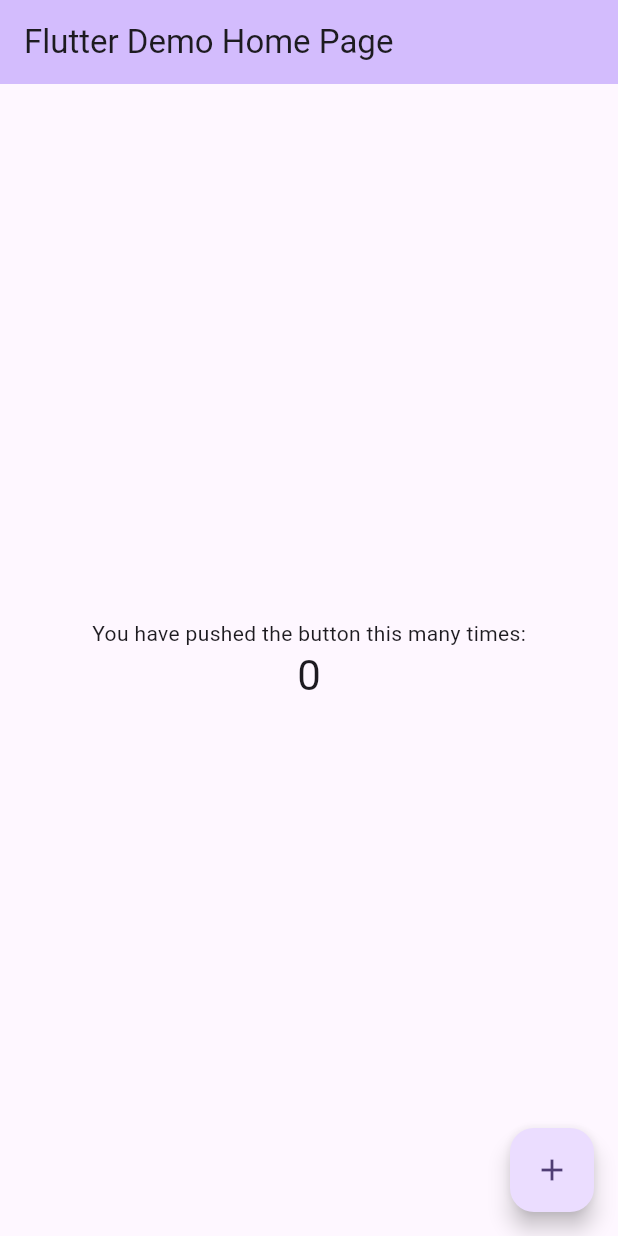
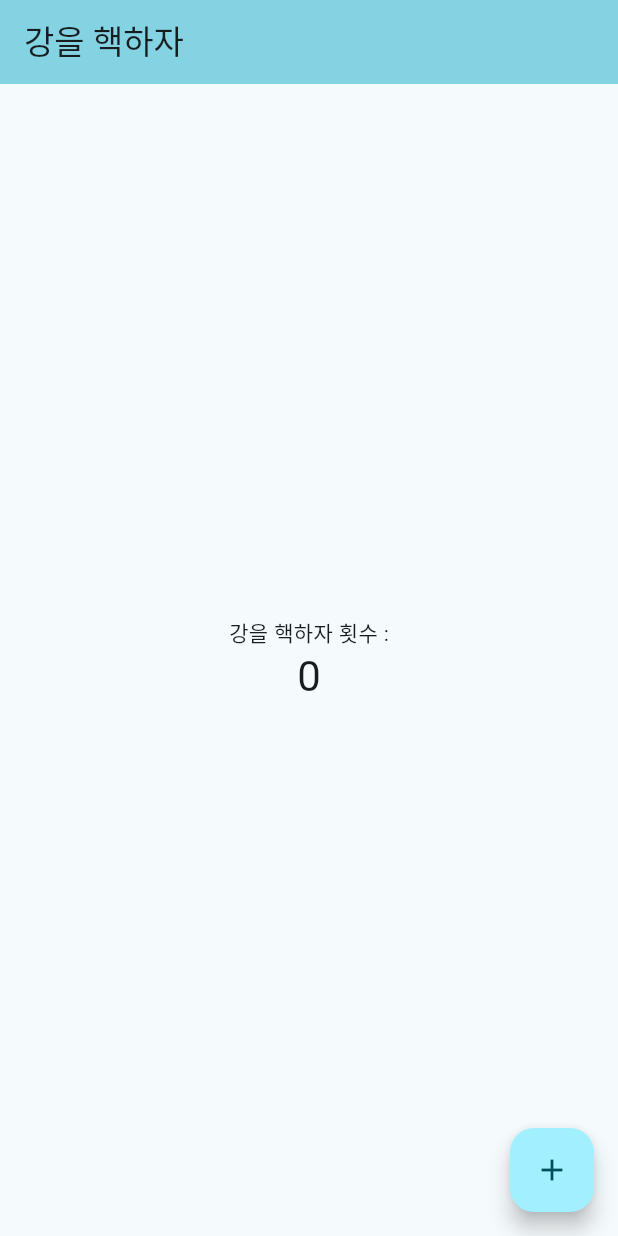
Before and after one commit to hvboq/hack_river, a Flutter app: the screen it shows after launch, on a phone screen of 412 x 824 dp. Run offline on Flutter 3.47's test engine with Material 3 defaults, Android fonts, the phone set to English and light mode, and no system bars.

Commit message:
chore: 가독성 향상

```diff
--- a/lib/main.dart
+++ b/lib/main.dart
@@ -11,42 +11,18 @@
   @override
   Widget build(BuildContext context) {
     return MaterialApp(
-      title: 'Flutter Demo',
+      title: '강을 핵하자',
       theme: ThemeData(
-        // This is the theme of your application.
-        //
-        // TRY THIS: Try running your application with "flutter run". You'll see
-        // the application has a purple toolbar. Then, without quitting the app,
-        // try changing the seedColor in the colorScheme below to Colors.green
-        // and then invoke "hot reload" (save your changes or press the "hot
-        // reload" button in a Flutter-supported IDE, or press "r" if you used
-        // the command line to start the app).
-        //
-        // Notice that the counter didn't reset back to zero; the application
-        // state is not lost during the reload. To reset the state, use hot
-        // restart instead.
-        //
-        // This works for code too, not just values: Most code changes can be
-        // tested with just a hot reload.
-        colorScheme: ColorScheme.fromSeed(seedColor: Colors.deepPurple),
+        colorScheme: ColorScheme.fromSeed(seedColor: Colors.cyan),
         useMaterial3: true,
       ),
-      home: const MyHomePage(title: 'Flutter Demo Home Page'),
+      home: const MyHomePage(title: '강을 핵하자'),
     );
   }
 }
 
 class MyHomePage extends StatefulWidget {
   const MyHomePage({super.key, required this.title});
-
-  // This widget is the home page of your application. It is stateful, meaning
-  // that it has a State object (defined below) that contains fields that affect
-  // how it looks.
-
-  // This class is the configuration for the state. It holds the values (in this
-  // case the title) provided by the parent (in this case the App widget) and
-  // used by the build method of the State. Fields in a Widget subclass are
-  // always marked "final".
 
   final String title;
 
@@ -59,54 +35,24 @@
 
   void _incrementCounter() {
     setState(() {
-      // This call to setState tells the Flutter framework that something has
-      // changed in this State, which causes it to rerun the build method below
-      // so that the display can reflect the updated values. If we changed
-      // _counter without calling setState(), then the build method would not be
-      // called again, and so nothing would appear to happen.
       _counter++;
     });
   }
 
   @override
   Widget build(BuildContext context) {
-    // This method is rerun every time setState is called, for instance as done
-    // by the _incrementCounter method above.
-    //
-    // The Flutter framework has been optimized to make rerunning build methods
-    // fast, so that you can just rebuild anything that needs updating rather
-    // than having to individually change instances of widgets.
     return Scaffold(
       appBar: AppBar(
-        // TRY THIS: Try changing the color here to a specific color (to
-        // Colors.amber, perhaps?) and trigger a hot reload to see the AppBar
-        // change color while the other colors stay the same.
         backgroundColor: Theme.of(context).colorScheme.inversePrimary,
-        // Here we take the value from the MyHomePage object that was created by
-        // the App.build method, and use it to set our appbar title.
         title: Text(widget.title),
       ),
-      body: Center(
-        // Center is a layout widget. It takes a single child and positions it
-        // in the middle of the parent.
+      body: SafeArea(
+        child: Center(
           child: Column(
-          // Column is also a layout widget. It takes a list of children and
-          // arranges them vertically. By default, it sizes itself to fit its
-          // children horizontally, and tries to be as tall as its parent.
-          //
-          // Column has various properties to control how it sizes itself and
-          // how it positions its children. Here we use mainAxisAlignment to
-          // center the children vertically; the main axis here is the vertical
-          // axis because Columns are vertical (the cross axis would be
-          // horizontal).
-          //
-          // TRY THIS: Invoke "debug painting" (choose the "Toggle Debug Paint"
-          // action in the IDE, or press "p" in the console), to see the
-          // wireframe for each widget.
             mainAxisAlignment: MainAxisAlignment.center,
             children: <Widget>[
               const Text(
-              'You have pushed the button this many times:',
+                '강을 핵하자 횟수 :',
               ),
               Text(
                 '$_counter',
@@ -115,9 +61,10 @@
             ],
           ),
         ),
+      ),
       floatingActionButton: FloatingActionButton(
         onPressed: _incrementCounter,
-        tooltip: 'Increment',
+        tooltip: '증가',
         child: const Icon(Icons.add),
       ), // This trailing comma makes auto-formatting nicer for build methods.
     );
```
Lines whose indentation alone changed are shown as unchanged.
